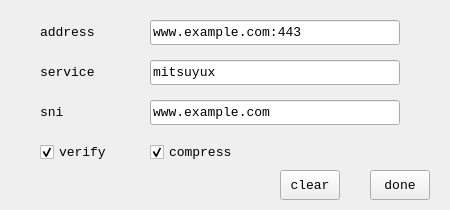
Above: configwindow.ui from zephyrchien/Mitsuyu-Qt before the change. Below: the same form after it.
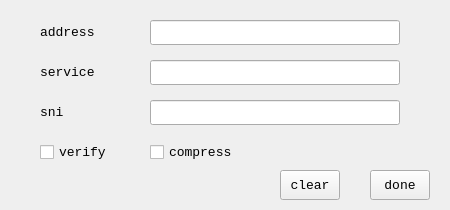
That is the form after the change. Icons and pictures are not drawn.

Diff of the .ui file:
```diff
--- a/configwindow.ui
+++ b/configwindow.ui
@@ -39,7 +39,7 @@
     </font>
    </property>
    <property name="text">
-    <string>www.example.com:443</string>
+    <string/>
    </property>
   </widget>
   <widget class="QLabel" name="label_add">
@@ -96,7 +96,7 @@
     </font>
    </property>
    <property name="text">
-    <string>mitsuyux</string>
+    <string/>
    </property>
   </widget>
   <widget class="QLineEdit" name="edit_sni">
@@ -115,7 +115,7 @@
     </font>
    </property>
    <property name="text">
-    <string>www.example.com</string>
+    <string/>
    </property>
   </widget>
   <widget class="QLabel" name="label_sni">
@@ -162,7 +162,7 @@
     <string>verify</string>
    </property>
    <property name="checked">
-    <bool>true</bool>
+    <bool>false</bool>
    </property>
   </widget>
   <widget class="QCheckBox" name="check_compress">
@@ -184,7 +184,7 @@
     <string>compress</string>
    </property>
    <property name="checked">
-    <bool>true</bool>
+    <bool>false</bool>
    </property>
   </widget>
   <widget class="QPushButton" name="btn_ok">
```
